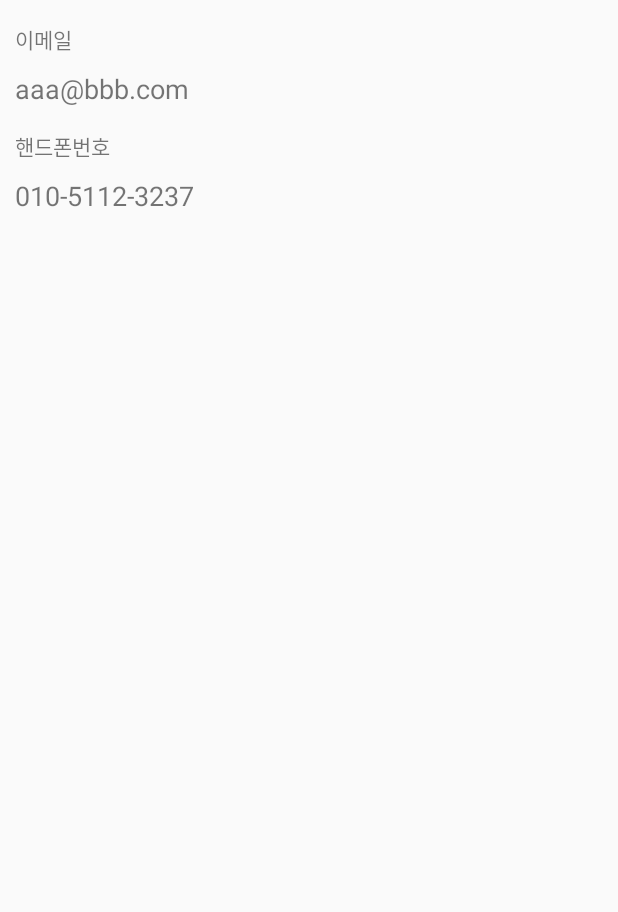
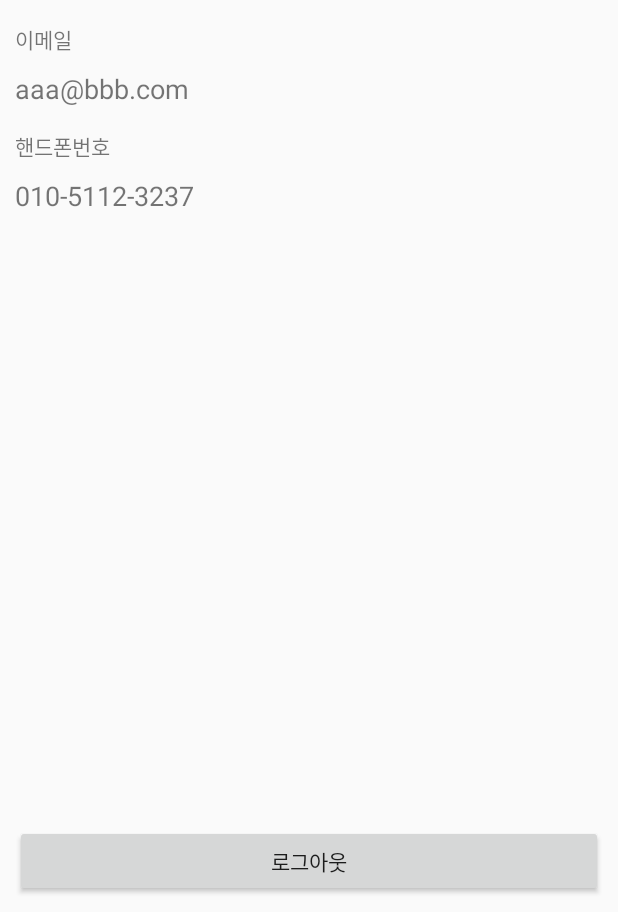
Before and after one commit to sbnova/API, an Android app: the MainActivity screen opened directly, with no data from a screen before it, on a phone screen of 412 x 824 dp, the part 324-1236 px from its top. Run offline under Robolectric (Android 15) with nearby library versions, the phone set to English and light mode, and no system bars; our stand-ins replace CircleImageView; pictures from the network do not load; 4 statements that could not run were skipped.

Commit message:
이미지 정리

```diff
--- a/app/src/main/java/com/cyj/api/MainActivity.java
+++ b/app/src/main/java/com/cyj/api/MainActivity.java
@@ -1,7 +1,12 @@
 package com.cyj.api;
 
+import android.content.DialogInterface;
+import android.content.Intent;
 import android.os.Bundle;
+import android.support.v7.app.AlertDialog;
 import android.util.Log;
+import android.view.View;
+import android.widget.Button;
 import android.widget.TextView;
 
 import com.bumptech.glide.Glide;
@@ -15,6 +20,7 @@ public class MainActivity extends BaseActivity {
     private de.hdodenhof.circleimageview.CircleImageView userProfileImgView;
     private android.widget.TextView userEmailTxt;
     private android.widget.TextView userPhoneTxt;
+    private android.widget.Button logoutBtn;
 
     @Override
     protected void onCreate(Bundle savedInstanceState) {
@@ -28,6 +34,28 @@ public class MainActivity extends BaseActivity {
 
     @Override
     public void setupEvents() {
+
+        logoutBtn.setOnClickListener(new View.OnClickListener() {
+            @Override
+            public void onClick(View v) {
+
+                AlertDialog.Builder logoutAlert = new AlertDialog.Builder(mContext);
+                logoutAlert.setTitle("로그아웃");
+                logoutAlert.setMessage("정말 로그아웃 하시겠습니까?");
+                logoutAlert.setPositiveButton("확인", new DialogInterface.OnClickListener() {
+                    @Override
+                    public void onClick(DialogInterface dialog, int which) {
+
+                        Intent intent = new Intent(mContext, LoginActivity.class);
+                        startActivity(intent);
+                        finish();
+                    }
+                });
+                logoutAlert.setNegativeButton("취소", null);
+                logoutAlert.show();
+
+            }
+        });
 
     }
 
@@ -46,6 +74,7 @@ public class MainActivity extends BaseActivity {
 
     @Override
     public void bindViews() {
+        this.logoutBtn = (Button) findViewById(R.id.logoutBtn);
         this.userPhoneTxt = (TextView) findViewById(R.id.userPhoneTxt);
         this.userEmailTxt = (TextView) findViewById(R.id.userEmailTxt);
         this.userProfileImgView = (CircleImageView) findViewById(R.id.userProfileImgView);
--- a/app/src/main/res/layout/activity_main.xml
+++ b/app/src/main/res/layout/activity_main.xml
@@ -58,4 +58,15 @@
         android:layout_width="wrap_content"
         android:layout_height="wrap_content"
         android:text="010-5112-3237"/>
+
+    <TextView
+        android:layout_width="wrap_content"
+        android:layout_height="0dp"
+        android:layout_weight="1"/>
+    <Button
+        android:id="@+id/logoutBtn"
+        android:layout_width="match_parent"
+        android:layout_height="wrap_content"
+        android:text="로그아웃" />
+
 </LinearLayout>
--- a/app/src/main/res/layout/activity_splash.xml
+++ b/app/src/main/res/layout/activity_splash.xml
@@ -11,6 +11,6 @@
     <ImageView
         android:layout_width="200dp"
         android:layout_height="200dp"
-        android:src="@mipmap/ic_launcher"/>
+        android:src="@drawable/app_icon"/>
 
 </LinearLayout>
```
